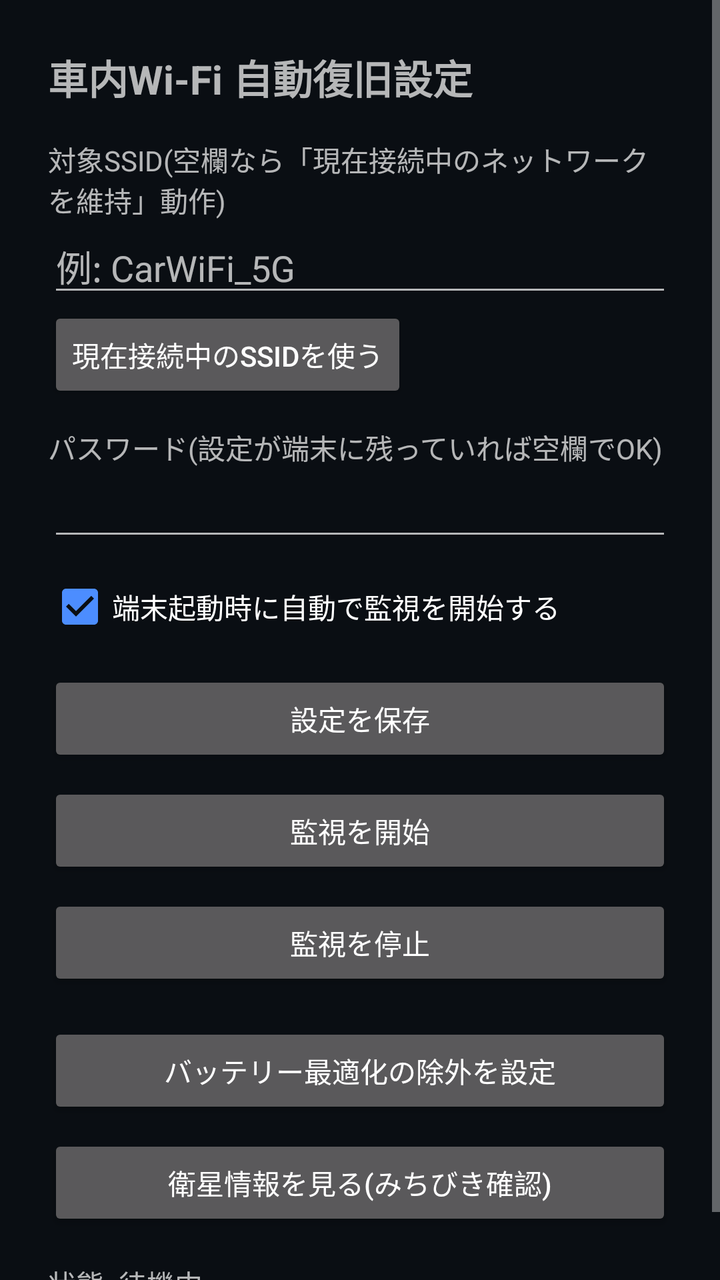
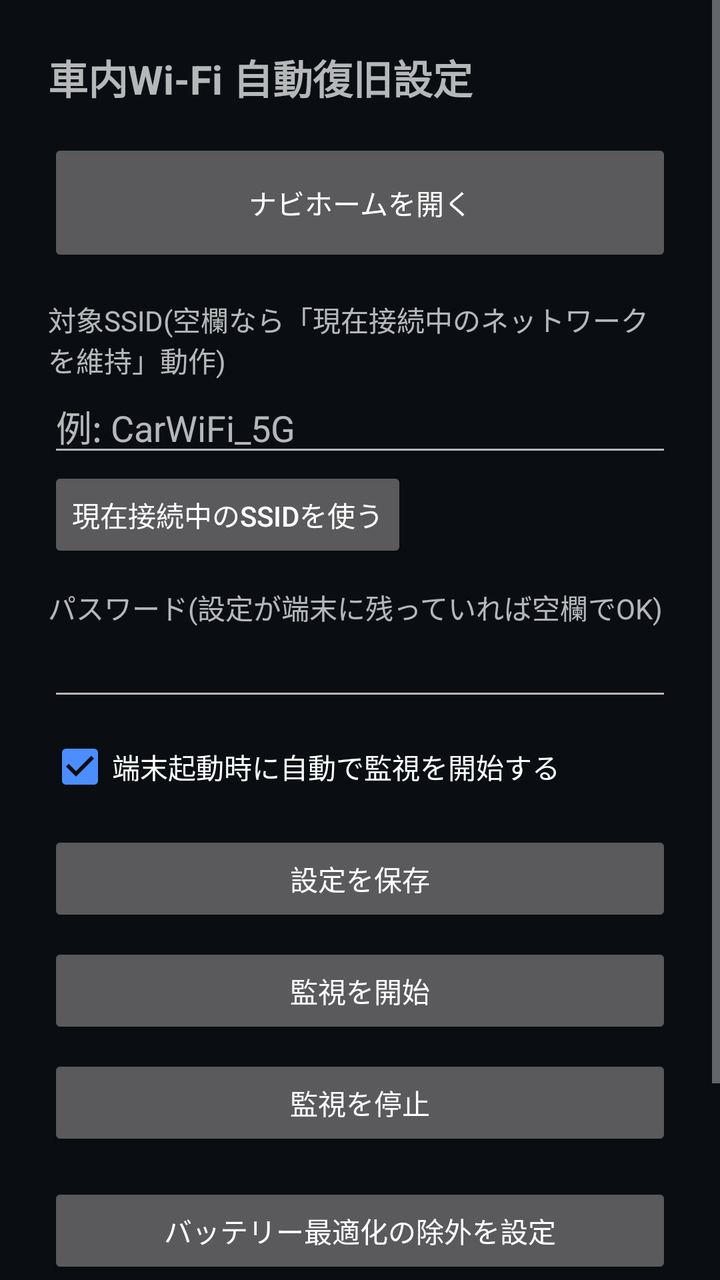

Screens rendered from an Android XML layout before and after an edit, with the pre-edit source and the edit as a unified diff.
<!-- AndroidManifest.xml: application theme AppTheme -->
<!-- res/layout/activity_main.xml -->
<?xml version="1.0" encoding="utf-8"?>
<ScrollView xmlns:android="http://schemas.android.com/apk/res/android"
    android:layout_width="match_parent"
    android:layout_height="match_parent">

<LinearLayout
    android:layout_width="match_parent"
    android:layout_height="wrap_content"
    android:orientation="vertical"
    android:padding="24dp">

    <TextView
        android:layout_width="wrap_content"
        android:layout_height="wrap_content"
        android:text="車内Wi-Fi 自動復旧設定"
        android:textSize="20sp"
        android:textStyle="bold"
        android:paddingBottom="16dp" />

    <TextView
        android:layout_width="wrap_content"
        android:layout_height="wrap_content"
        android:text="対象SSID(空欄なら「現在接続中のネットワークを維持」動作)" />

    <EditText
        android:id="@+id/ssid_input"
        android:layout_width="match_parent"
        android:layout_height="wrap_content"
        android:hint="例: CarWiFi_5G" />

    <Button
        android:id="@+id/use_current_button"
        android:layout_width="wrap_content"
        android:layout_height="wrap_content"
        android:text="現在接続中のSSIDを使う" />

    <TextView
        android:layout_width="wrap_content"
        android:layout_height="wrap_content"
        android:paddingTop="12dp"
        android:text="パスワード(設定が端末に残っていれば空欄でOK)" />

    <EditText
        android:id="@+id/password_input"
        android:layout_width="match_parent"
        android:layout_height="wrap_content"
        android:inputType="textPassword" />

    <CheckBox
        android:id="@+id/auto_start_check"
        android:layout_width="wrap_content"
        android:layout_height="wrap_content"
        android:layout_marginTop="12dp"
        android:checked="true"
        android:text="端末起動時に自動で監視を開始する" />

    <Button
        android:id="@+id/save_button"
        android:layout_width="match_parent"
        android:layout_height="wrap_content"
        android:layout_marginTop="16dp"
        android:text="設定を保存" />

    <Button
        android:id="@+id/start_button"
        android:layout_width="match_parent"
        android:layout_height="wrap_content"
        android:layout_marginTop="8dp"
        android:text="監視を開始" />

    <Button
        android:id="@+id/stop_button"
        android:layout_width="match_parent"
        android:layout_height="wrap_content"
        android:layout_marginTop="8dp"
        android:text="監視を停止" />

    <Button
        android:id="@+id/battery_button"
        android:layout_width="match_parent"
        android:layout_height="wrap_content"
        android:layout_marginTop="16dp"
        android:text="バッテリー最適化の除外を設定" />

    <Button
        android:id="@+id/satellite_button"
        android:layout_width="match_parent"
        android:layout_height="wrap_content"
        android:layout_marginTop="8dp"
        android:text="衛星情報を見る(みちびき確認)" />

    <TextView
        android:id="@+id/status_text"
        android:layout_width="wrap_content"
        android:layout_height="wrap_content"
        android:layout_marginTop="16dp"
        android:text="状態: 待機中" />

</LinearLayout>
</ScrollView>
<!-- resources referenced by this layout -->
<resources>
  <style name="AppTheme" parent="Theme.AppCompat">
          <item name="colorPrimary">@color/surface</item>
          <item name="colorPrimaryDark">@color/bg</item>
          <item name="colorAccent">@color/accent_navi</item>
          <item name="android:windowBackground">@color/bg</item>
      </style>
  <color name="surface">#141A22</color>
  <color name="bg">#0A0E13</color>
  <color name="accent_navi">#4C8DFF</color>
</resources>

<!-- the commit's change to res/layout/activity_main.xml (unified diff, before → after) -->
@@ -16,6 +16,13 @@
         android:textSize="20sp"
         android:textStyle="bold"
         android:paddingBottom="16dp" />
+
+    <Button
+        android:id="@+id/home_button"
+        android:layout_width="match_parent"
+        android:layout_height="64dp"
+        android:layout_marginBottom="16dp"
+        android:text="ナビホームを開く" />
 
     <TextView
         android:layout_width="wrap_content"
